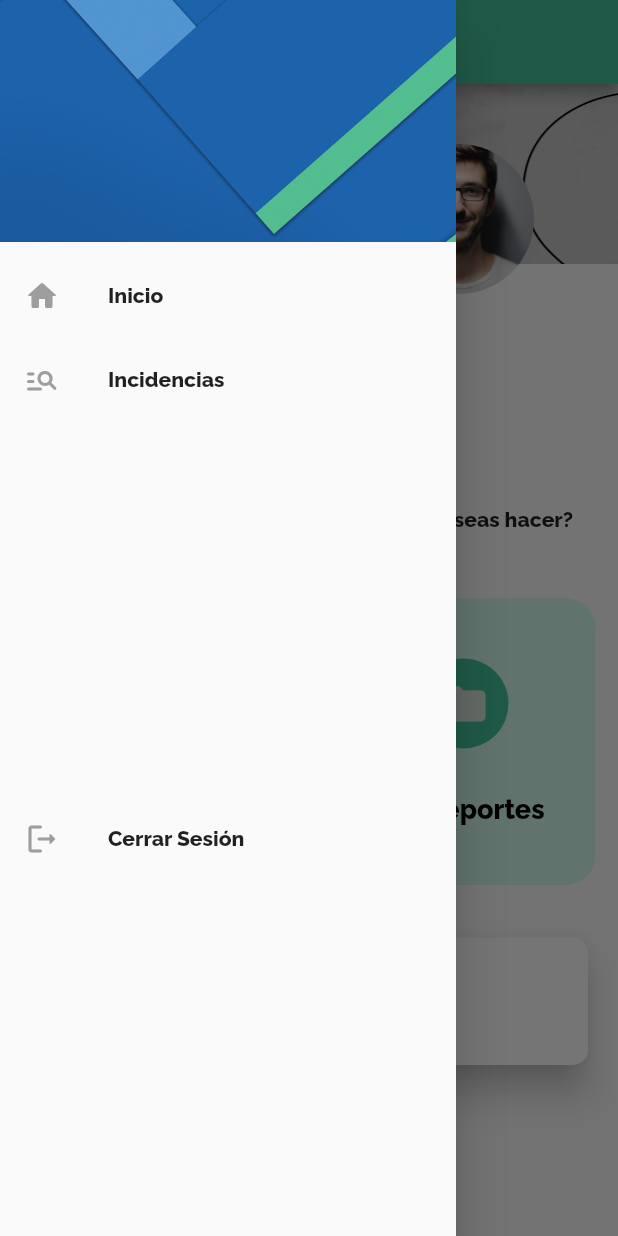
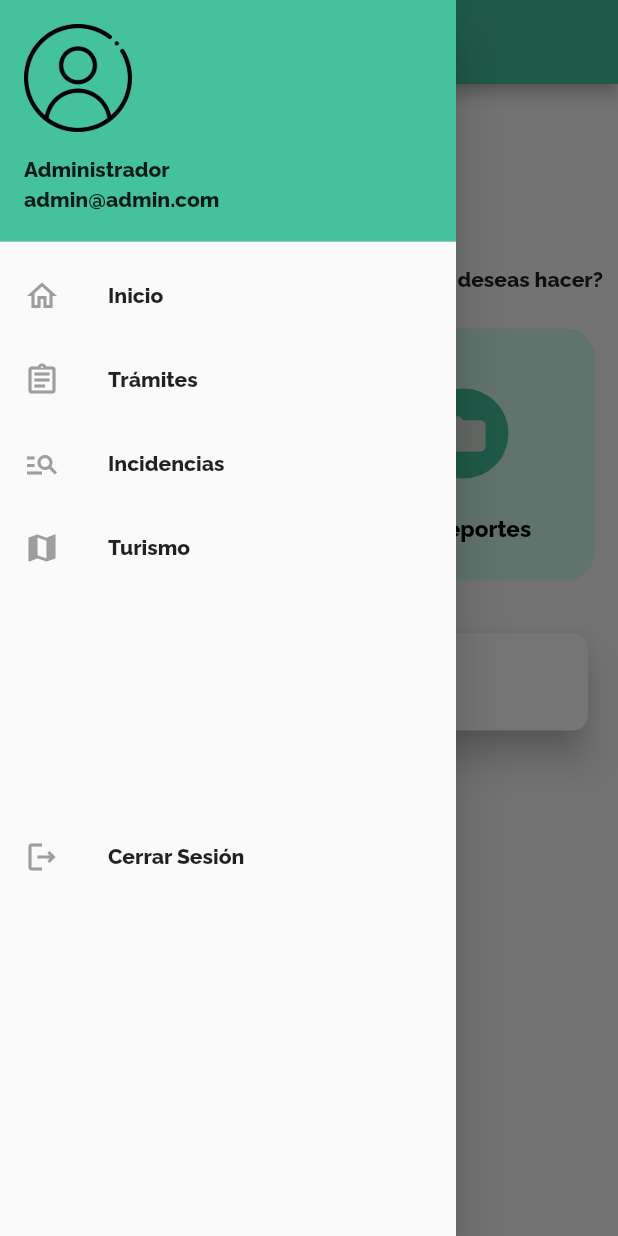
Before and after one commit to paoyomira/app_sucre, a Flutter app: the HomeScreen screen opened by its route, with the side drawer open, on a phone screen of 412 x 824 dp. Run offline on Flutter 3.47's test engine with Material 2 defaults, Android fonts, the phone set to English and light mode, and no system bars; our stand-ins replace flutter_dotenv, flutter_secure_storage, image_picker, location; accounts and stored records are empty; network calls fail.

Commit message:
actualizacion menu disnio

```diff
--- a/lib/screens/home/home_screen.dart
+++ b/lib/screens/home/home_screen.dart
@@ -20,7 +20,6 @@ class HomeScreen extends StatelessWidget {
         drawer: const MenuWidget(),
         body: ListView(
           children: [
-            HomeAvatar(),
             HomeText(),
             HomeTextFinal(),
             Table(
@@ -28,7 +27,7 @@ class HomeScreen extends StatelessWidget {
                 TableRow(children: [
                   HomeCardWidget(
                       url: IncidentsScreen(),
-                      textButton: 'Hacer un Reporte',
+                      textButton: 'Reportar',
                       icon: Icons.source_rounded),
                   HomeCardWidget(
                       url: LatestReportsScreen(),
@@ -50,9 +49,9 @@ Widget HomeText() {
       mainAxisAlignment: MainAxisAlignment.start,
       crossAxisAlignment: CrossAxisAlignment.start,
       children: const [
-        SizedBox(height: 20.0),
+        SizedBox(height: 10.0),
         Text('Hola Eduardo'),
-        SizedBox(height: 20.0),
+        SizedBox(height: 10.0),
         Text('Bienvenido al Portal de Incidencias'),
       ],
     ),
@@ -61,7 +60,7 @@ Widget HomeText() {
 
 Widget HomeTextFinal() {
   return Container(
-    padding: const EdgeInsets.all(30),
+    padding: const EdgeInsets.all(10),
     child: Column(
       mainAxisAlignment: MainAxisAlignment.end,
       crossAxisAlignment: CrossAxisAlignment.end,
@@ -117,7 +116,7 @@ class OutHomeButton extends StatelessWidget {
             Navigator.pushReplacementNamed(context, 'login');
           },
           child: const Padding(
-            padding: EdgeInsets.all(20.0),
+            padding: EdgeInsets.all(10.0),
             child: Text(
               'Salir',
               style: TextStyle(
--- a/lib/widgets/cards/home_card_widget.dart
+++ b/lib/widgets/cards/home_card_widget.dart
@@ -40,10 +40,10 @@ class HomeCardWidget extends StatelessWidget {
                 radius: 30,
                 backgroundColor: Color(0xff43c39d),
               ),
-              const SizedBox(height: 30),
+              const SizedBox(height: 25),
               Text(textButton,
-                  style: const TextStyle(color: Colors.black, fontSize: 18)),
-              const SizedBox(height: 30),
+                  style: const TextStyle(color: Colors.black, fontSize: 15)),
+              const SizedBox(height: 15),
             ],
           ),
         ));
--- a/lib/widgets/menu_widget.dart
+++ b/lib/widgets/menu_widget.dart
@@ -13,43 +13,53 @@ class MenuWidget extends StatelessWidget {
       child: ListView(
         padding: EdgeInsets.zero,
         children: <Widget>[
-          DrawerHeader(
-            child: Container(),
-            decoration: const BoxDecoration(
-                image: DecorationImage(
-                    image: AssetImage('assets/img/menu-img.jpg'),
-                    fit: BoxFit.cover)),
+          UserAccountsDrawerHeader(
+            decoration: const BoxDecoration(color: Color(0xFF43C29D)),
+            accountEmail: Text(
+              'admin@admin.com',
+              style: TextStyle(color: Colors.black87),
+            ),
+            accountName: Text(
+              'Administrador',
+              style: TextStyle(color: Colors.black87),
+            ),
+            currentAccountPicture: CircleAvatar(
+              radius: 60.0,
+              backgroundColor: Color(0xFF43C29D),
+              child: Image.asset(
+                'assets/img/user.png',
+              ), //For Image Asset
+            ),
           ),
           ListTile(
-              leading: const Icon(Icons.home_rounded, color: Colors.grey),
+              leading: const Icon(Icons.home_outlined, color: Colors.grey),
               title: const Text('Inicio'),
               onTap: () {
                 Navigator.pushReplacementNamed(context, 'home');
               }),
-          // ListTile(
-          //   leading: Icon(Icons.description_rounded, color: Colors.grey),
-          //   title: Text('Trámites'),
-          //   onTap: () {},
-          // ),
-          // ListTile(
-          //   leading: Icon(Icons.pin_drop_rounded, color: Colors.grey),
-          //   title: Text('Turismo'),
-          //   onTap: () {},
-          // ),
           ListTile(
               leading:
-                  const Icon(Icons.manage_search_rounded, color: Colors.grey),
+                  const Icon(Icons.assignment_outlined, color: Colors.grey),
+              title: const Text('Trámites'),
+              onTap: () {}),
+          ListTile(
+              leading:
+                  const Icon(Icons.manage_search_outlined, color: Colors.grey),
               title: const Text('Incidencias'),
               onTap: () {
                 // Navigator.pop(context);
                 Navigator.pushReplacementNamed(
                     context, IncidentsScreen.routeName);
               }),
+          ListTile(
+              leading: const Icon(Icons.map, color: Colors.grey),
+              title: const Text('Turismo'),
+              onTap: () {}),
           const SizedBox(
-            height: 250,
+            height: 150,
           ),
           ListTile(
-            leading: const Icon(Icons.logout_rounded, color: Colors.grey),
+            leading: const Icon(Icons.logout_outlined, color: Colors.grey),
             title: const Text('Cerrar Sesión'),
             onTap: () {
               authService.logout();
--- a/pubspec.yaml
+++ b/pubspec.yaml
@@ -37,6 +37,7 @@ dependencies:
   flutter_secure_storage: ^5.0.2
   flutter_dotenv: ^5.0.2
   location: ^4.3.0
+  image_picker: ^0.8.4+4
 dev_dependencies:
   flutter_test:
     sdk: flutter
```
Also changed, not shown: lib/main.dart (+5 -4 lines), lib/screens/reports/citizen_report_screen.dart (+57 -2 lines), assets/img/user.png (added), pubspec.lock, 1 other file.
